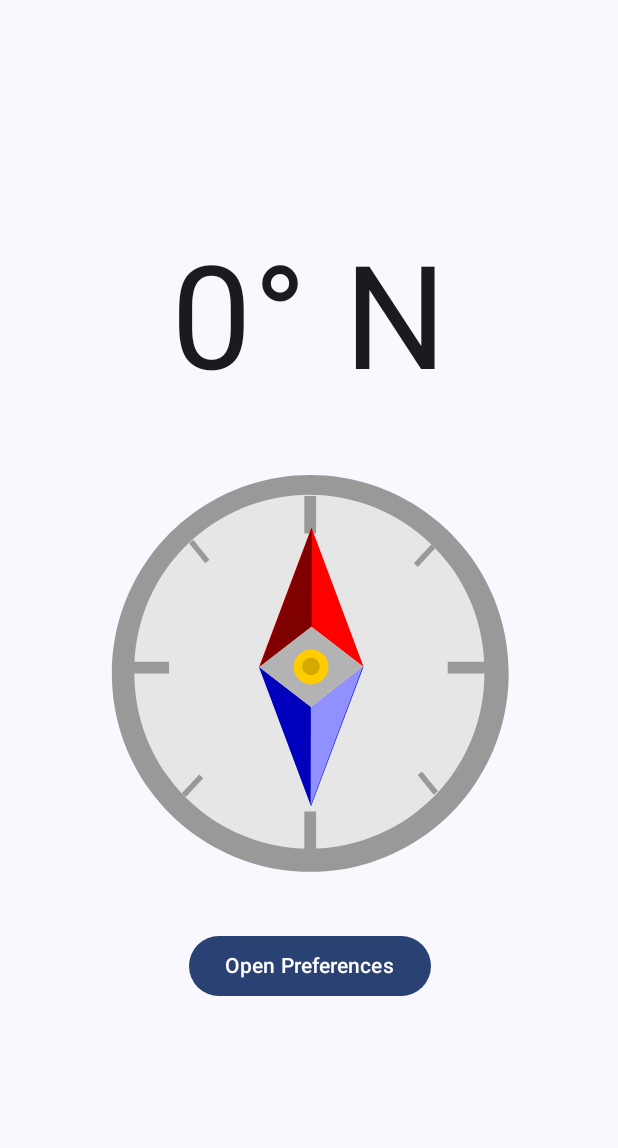
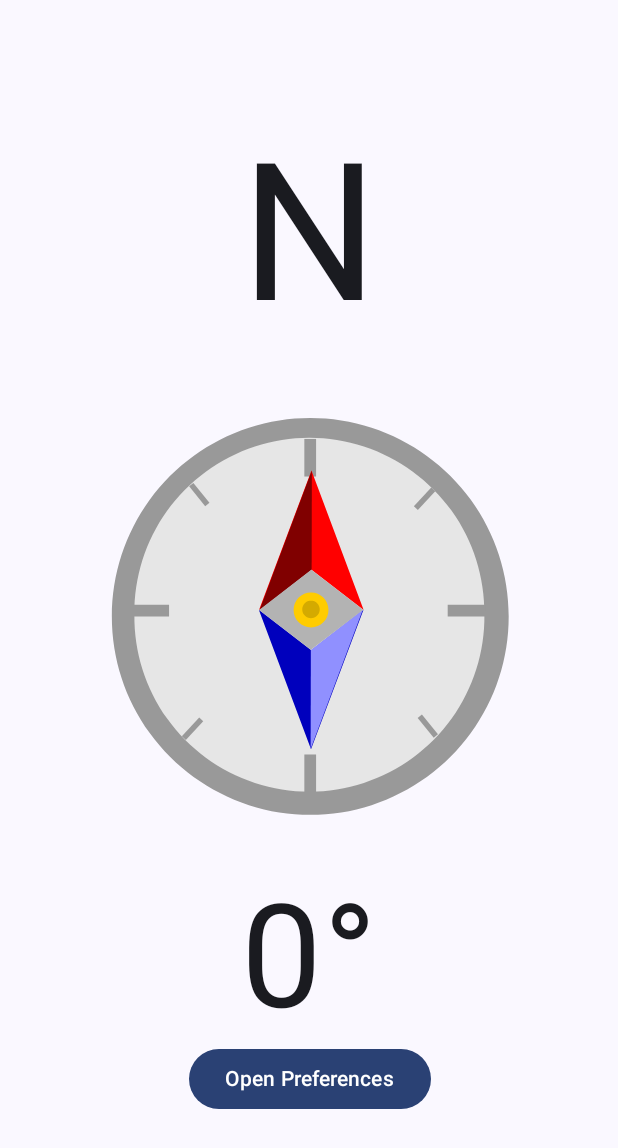
Before and after one commit to jlpatter/joshcompass, an Android app built with Jetpack Compose: the screen it shows after launch (MainActivity), on a phone screen of 412 x 824 dp. Shown: the top 1148 px of the screen. Run offline under Robolectric (Android 15) with nearby library versions, the phone set to English and light mode, and no system bars.

Commit message:
Cleanup text layout

```diff
--- a/app/src/main/java/com/example/joshcompass/CompassScreen.kt
+++ b/app/src/main/java/com/example/joshcompass/CompassScreen.kt
@@ -75,8 +75,8 @@ fun Compass(navController: NavHostController, azimuth: Float, offset: Int, modif
     ) {
         Column {
             Text(
-                text = "$iAzimuth° ${getDirection(iAzimuth)}",
-                fontSize = 12.em,
+                text = getDirection(iAzimuth),
+                fontSize = 16.em,
                 modifier = modifier.align(Alignment.CenterHorizontally)
             )
             Box(contentAlignment = Alignment.Center) {
@@ -95,6 +95,11 @@ fun Compass(navController: NavHostController, azimuth: Float, offset: Int, modif
                     )
                 )
             }
+            Text(
+                text = "$iAzimuth°",
+                fontSize = 12.em,
+                modifier = modifier.align(Alignment.CenterHorizontally)
+            )
             Button(
                 onClick = { navController.navigate("preferences") },
                 modifier = modifier.align(Alignment.CenterHorizontally)
```
